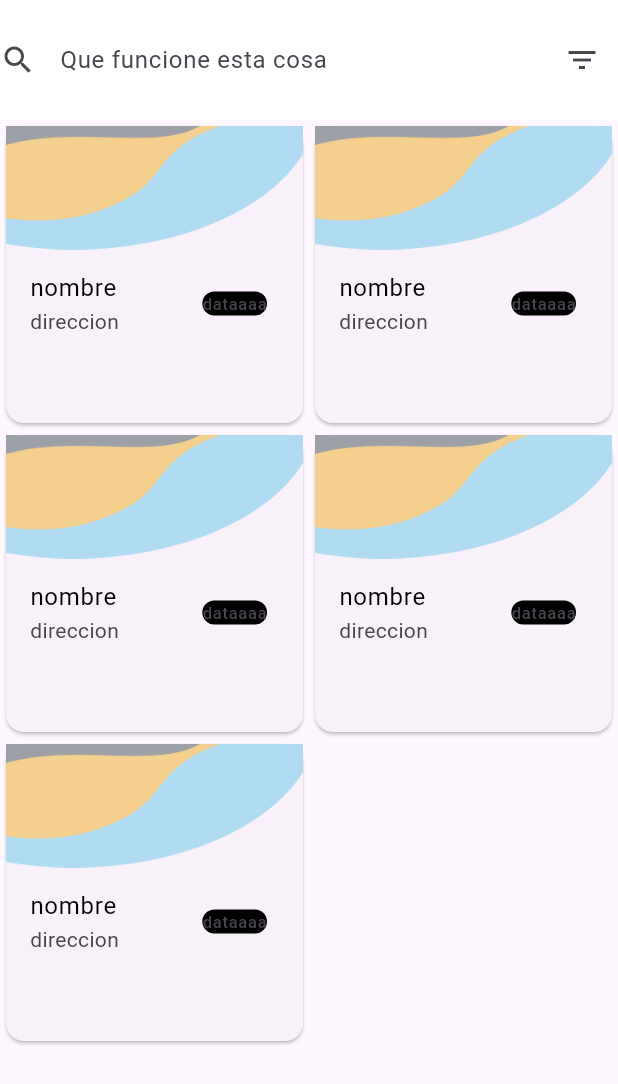
After one commit to EQuinteros11/ECO_MARKET, a Flutter app: the ClienteListadoTiendas screen opened directly, on a phone screen of 412 x 824 dp. The commit adds this screen. Shown: the top 1084 px of the screen. Run offline on Flutter 3.47's test engine with Material 2 defaults, Android fonts, the phone set to English and light mode, and no system bars; our stand-ins replace cloud_firestore, firebase_auth, firebase_core, mask_text_input_formatter; accounts and stored records are empty; project files that could hold a hidden picture were left out.

Commit message:
Vista de tiendas comenzada

```diff
--- a/lib/PrincipalCliente.dart
+++ b/lib/Cliente/PrincipalCliente.dart
@@ -4,7 +4,8 @@ import 'package:uno/Cliente/cliente_buscar_producto.dart';
 import 'package:uno/Cliente/cliente_carrito.dart';
 import 'package:uno/Cliente/cliente_ofertas.dart';
 import 'package:uno/Cliente/cliente_recomendaciones.dart';
-import 'package:uno/inicio_sesion_cliente.dart';
+import 'package:uno/Cliente/cliente_tiendas.dart';
+import 'package:uno/Cliente/inicio_sesion_cliente.dart';
 import 'package:uno/inicio_sesion_vendedor.dart';
 import 'package:uno/navbar.dart';
 import 'package:uno/seleccion_creacion_tipo_cuenta.dart';
@@ -35,7 +36,7 @@ class _VistaPrincipalClienteState extends State<VistaPrincipalCliente> {
             children: [
               // Hero
               Container(
-                height: 175,
+                height: 165,
                 decoration: const BoxDecoration(
                   image: DecorationImage(
                   image: AssetImage("assets/img/vistaPrincipal.png"),
@@ -330,7 +331,7 @@ class _VistaPrincipalClienteState extends State<VistaPrincipalCliente> {
                                     size: 35,
                                   ),
                                   context,
-                                    const InicioSesionCliente()
+                                    const ClienteListadoTiendas()
                                 )
                               ]
                           )
--- a/lib/Cliente/cliente_editar_cuenta.dart
+++ b/lib/Cliente/cliente_editar_cuenta.dart
@@ -1,6 +1,6 @@
 import 'package:flutter/material.dart';
 import 'package:mask_text_input_formatter/mask_text_input_formatter.dart';
-import 'package:uno/inicio_sesion_cliente.dart';
+import 'package:uno/Cliente/inicio_sesion_cliente.dart';
 import 'package:intl/intl.dart';
 
 
--- /dev/null
+++ b/lib/Cliente/cliente_tiendas.dart
@@ -0,0 +1,121 @@
+import 'package:flutter/material.dart';
+import 'package:cloud_firestore/cloud_firestore.dart';
+
+class ClienteListadoTiendas extends StatefulWidget {
+  const ClienteListadoTiendas({super.key});
+
+  @override
+  State<ClienteListadoTiendas> createState() => _ClienteListadoTiendasState();
+}
+
+class _ClienteListadoTiendasState extends State<ClienteListadoTiendas> {
+  List<CardItem> cardItems = [];
+
+  @override
+  void initState(){
+    super.initState();
+    cardItems = [
+      CardItem(nombre: "nombre", direccion: "direccion", telefono: "telefono", imagen: "assets/img/vistaPrincipal.png"),
+      CardItem(nombre: "nombre", direccion: "direccion", telefono: "telefono", imagen: "assets/img/vistaPrincipal.png"),
+      CardItem(nombre: "nombre", direccion: "direccion", telefono: "telefono", imagen: "assets/img/vistaPrincipal.png"),
+      CardItem(nombre: "nombre", direccion: "direccion", telefono: "telefono", imagen: "assets/img/vistaPrincipal.png"),
+      CardItem(nombre: "nombre", direccion: "direccion", telefono: "telefono", imagen: "assets/img/vistaPrincipal.png"),
+    ];
+  }
+
+  @override
+  Widget build(BuildContext context) {
+    return Scaffold(
+      body: SafeArea(
+        child: Column(
+          children: [
+            Container(
+              height: 80,
+              width: MediaQuery.of(context).size.width,
+              decoration: const BoxDecoration(
+                color: Colors.indigoAccent,
+              ),
+              child: Container(
+                color: Colors.white,
+                child: Row(
+                  children: [
+                    const Expanded(
+                        child: TextField(
+                          decoration: InputDecoration(
+                            hintText: "Que funcione esta cosa",
+                            border: InputBorder.none,
+                            icon: Icon(Icons.search)
+                          ),
+                        )
+                    ),
+                    IconButton(
+                        onPressed: (){},
+                        icon: const Icon(Icons.filter_list)
+                    ),
+                  ],
+                ),
+              ),
+            ),
+
+            Expanded(
+                child: GridView.count(crossAxisCount: 2,
+                physics: const NeverScrollableScrollPhysics(),
+                shrinkWrap: true,
+                  children: cardItems.map((cardItem) {
+                  return buildCard(cardItem);
+                  }).toList(),
+                )
+            )
+          ],
+        ),
+      ),
+    );
+  }
+
+  Widget buildCard( CardItem cardItem ){
+    return Card(
+      child: Column(
+        children: [
+          SizedBox(
+            height: MediaQuery.of(context).size.height / 10,
+            child: PageView.builder(
+                itemBuilder: ( context, index ){
+                  return Image.asset(
+                    cardItem.imagen,
+                    fit: BoxFit.cover,
+                  );
+                }
+            ),
+          ),
+          ListTile(
+            title: Text(
+              cardItem.nombre,
+              style: const TextStyle(
+                color: Colors.black
+              ),
+            ),
+            subtitle: Text(
+              cardItem.direccion
+            ),
+            trailing: Container(
+              decoration: const BoxDecoration(
+                color: Colors.black,
+                borderRadius: BorderRadius.all(Radius.circular(10)),
+              ),
+              child: Text("dataaaa"),
+            ),
+          )
+        ],
+      ),
+    );
+  }
+}
+
+class CardItem {
+  final String nombre;
+  final String direccion;
+  final String telefono;
+  final String imagen;
+
+  CardItem({ required this.nombre, required this.direccion, required this.telefono, required this.imagen });
+}
--- a/lib/inicio_sesion_cliente.dart
+++ b/lib/Cliente/inicio_sesion_cliente.dart
@@ -1,7 +1,7 @@
 import 'package:firebase_auth/firebase_auth.dart';
 import 'package:firebase_core/firebase_core.dart';
 import 'package:flutter/material.dart';
-import 'package:uno/PrincipalCliente.dart';
+import 'package:uno/Cliente/PrincipalCliente.dart';
 import 'package:uno/inicio_sesion_vendedor.dart';
 
 class MyAppForm extends StatefulWidget {
--- a/lib/main.dart
+++ b/lib/main.dart
@@ -1,10 +1,10 @@
 import 'package:flutter/material.dart';
-import 'package:uno/PrincipalCliente.dart';
+import 'package:uno/Cliente/PrincipalCliente.dart';
 import 'package:uno/creacion_cuenta_vendedor.dart';
 import 'package:uno/seleccion_creacion_tipo_cuenta.dart';
 import 'package:uno/vista_principal.dart';
 
-import 'inicio_sesion_cliente.dart';
+import 'Cliente/inicio_sesion_cliente.dart';
 import 'inicio_sesion_vendedor.dart';
 
 void main() => runApp(MyApp());
--- a/lib/navbar.dart
+++ b/lib/navbar.dart
@@ -1,4 +1,6 @@
 import 'package:flutter/material.dart';
+import 'package:uno/Cliente/PrincipalCliente.dart';
+import 'package:uno/Cliente/cliente_carrito.dart';
 import 'package:uno/Cliente/cliente_editar_cuenta.dart';
 
 class NavBar extends StatelessWidget {
@@ -24,14 +26,19 @@ class NavBar extends StatelessWidget {
             ),
           ),
           ListTile(
+            leading: const Icon(Icons.home, color: Color.fromRGBO(73, 80, 91, 1.0), size: 30.0),
+            title: const Text('Pagina Principal'),
+            onTap: () => Navigator.push( context, MaterialPageRoute(builder: (context) => const VistaPrincipalCliente() )),
+          ),
+          ListTile(
             leading: const Icon(Icons.account_circle, color: Colors.orange, size: 30.0),
-            title: const Text('Perfil'),
+            title: const Text('Actualizar Perfil'),
             onTap: () => Navigator.push( context, MaterialPageRoute(builder: (context) => const UpdateCliente() )),
           ),
           ListTile(
             leading: const Icon(Icons.shopping_cart, color: Colors.cyan, size: 30.0),
             title: const Text('Mis Compras'),
-            onTap: () => print('Shopping_Cart tapped'),
+            onTap: () => Navigator.push( context, MaterialPageRoute(builder: (context) => const ClienteCarrito() )),
           ),
           ListTile(
             leading: const Icon(Icons.add_business_rounded, color: Colors.green, size: 30.0),
@@ -70,5 +77,15 @@ class NavBar extends StatelessWidget {
       ),
     );
   }
+}
 
+/*
+void _confirmacionCerrarSesion( BuildContext context ){
+  showDialog(
+    barrierDismissible: false,
+    context: context,
+    ch
+
+  );
 }
+*/
--- a/lib/seleccion_creacion_tipo_cuenta.dart
+++ b/lib/seleccion_creacion_tipo_cuenta.dart
@@ -1,5 +1,5 @@
 import 'package:flutter/material.dart';
-import 'package:uno/creacion_cuenta_cliente.dart';
+import 'package:uno/Cliente/creacion_cuenta_cliente.dart';
 import 'package:uno/creacion_cuenta_vendedor.dart';
 
 class Creacion_Cuenta extends StatefulWidget {
--- a/lib/src/widgets/formulario_creacion_cuenta_cliente.dart
+++ b/lib/src/widgets/formulario_creacion_cuenta_cliente.dart
@@ -1,7 +1,7 @@
 import 'package:flutter/material.dart';
 import 'package:mask_text_input_formatter/mask_text_input_formatter.dart';
 
-import '../../inicio_sesion_cliente.dart';
+import '../../Cliente/inicio_sesion_cliente.dart';
 
 class FormularioCuentaCliente extends StatefulWidget {
   const FormularioCuentaCliente({super.key});
--- a/lib/vista_principal.dart
+++ b/lib/vista_principal.dart
@@ -1,7 +1,7 @@
 import 'package:flutter/material.dart';
 import 'package:flutter/material.dart';
-import 'package:uno/inicio_sesion_cliente.dart';
-import 'package:uno/creacion_cuenta_cliente.dart';
+import 'package:uno/Cliente/inicio_sesion_cliente.dart';
+import 'package:uno/Cliente/creacion_cuenta_cliente.dart';
 import 'package:uno/seleccion_creacion_tipo_cuenta.dart';
 
 
--- a/pubspec.yaml
+++ b/pubspec.yaml
@@ -39,6 +39,7 @@ dependencies:
   # Firebase Depends
   firebase_core: ^2.15.1
   firebase_auth: ^4.9.0
+  cloud_firestore: ^4.9.1
   # Casteo de mascaras
   mask_text_input_formatter: ^2.5.0
   # Eta vaina no se que es
```
Also changed, not shown: assets/img/vistaPrincipal.png, lib/Cliente/creacion_cuenta_cliente.dart (renamed from lib/creacion_cuenta_cliente.dart), pubspec.lock, 1 other file.
